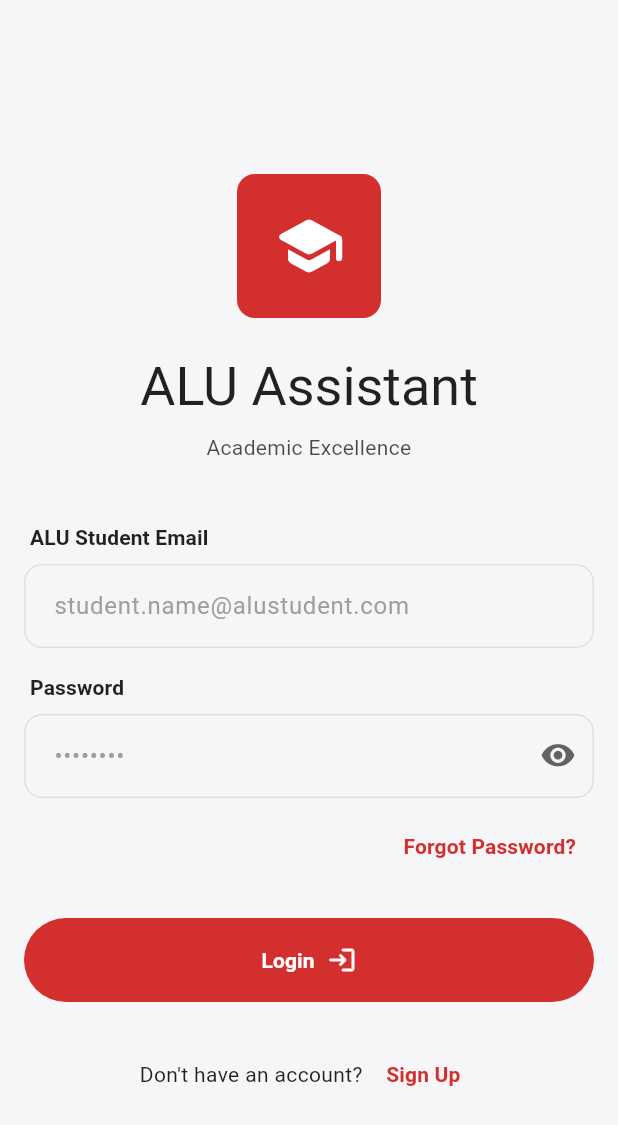
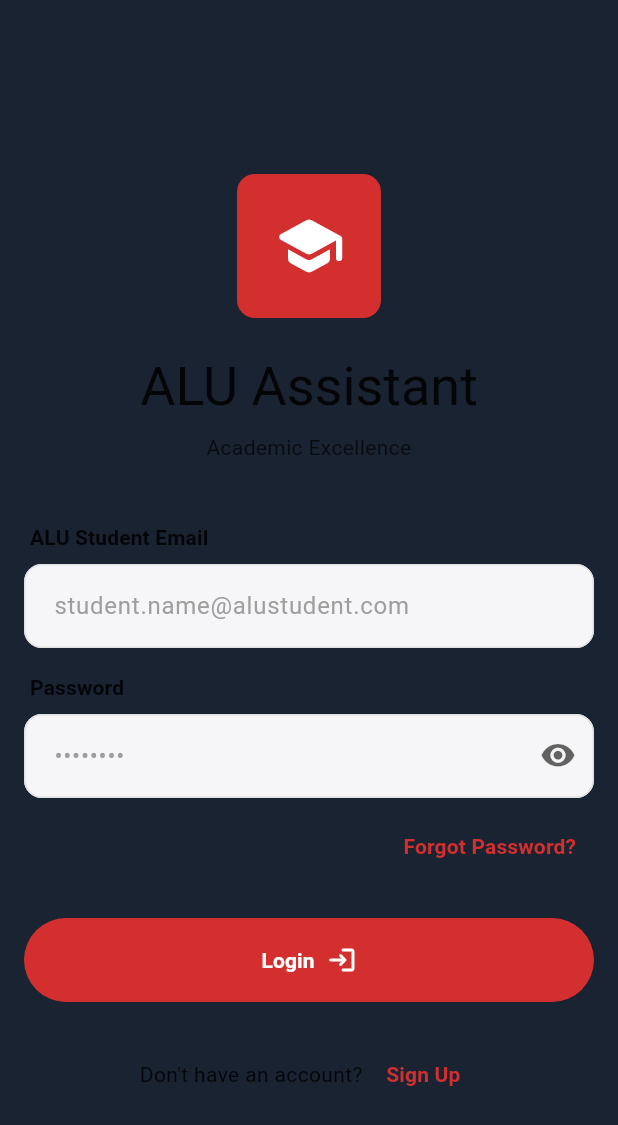
Before and after one commit to hycienti/personal-attendance-management-app, a Flutter app: the LoginPage screen opened by its route, on a phone screen of 412 x 824 dp. Shown: the top 1125 px of the screen. Run offline on Flutter 3.47's test engine with Material 3 defaults, Android fonts, the phone set to English and light mode, and no system bars; our stand-ins replace equatable, go_router, logger, sqflite; accounts and stored records are empty.

Commit message:
styles: align login, create-account theme to design

```diff
--- a/lib/core/theme/app_colors.dart
+++ b/lib/core/theme/app_colors.dart
@@ -12,7 +12,7 @@ abstract final class AppColors {
   // Navy / Background
   static const Color aluNavy = Color(0xFF1A2332);
   static const Color backgroundLight = Color(0xFFF6F6F8);
-  static const Color backgroundDark = Color(0xff0f172a);
+  static const Color backgroundDark = Color(0xff0d1117);
   static const Color surfaceDark = Color(0xFF162033);
   static const Color cardDark = Color(0xFF1E293B);
 
--- a/lib/features/auth/presentation/pages/create_account_page.dart
+++ b/lib/features/auth/presentation/pages/create_account_page.dart
@@ -54,9 +54,9 @@ class _CreateAccountPageState extends State<CreateAccountPage> {
     return ChangeNotifierProvider(
       create: (_) => CreateAccountViewModel(),
       child: Scaffold(
-        backgroundColor: AppColors.backgroundDark,
+        backgroundColor: AppColors.aluNavy,
         appBar: AppBar(
-          backgroundColor: AppColors.backgroundDark,
+          backgroundColor: AppColors.aluNavy,
           leading: IconButton(
             icon: const Icon(Icons.arrow_back_ios_rounded),
             onPressed: () => context.pop(),
--- a/lib/features/auth/presentation/pages/login_page.dart
+++ b/lib/features/auth/presentation/pages/login_page.dart
@@ -47,6 +47,7 @@ class _LoginPageState extends State<LoginPage> {
     return ChangeNotifierProvider(
       create: (_) => LoginViewModel(),
       child: Scaffold(
+        backgroundColor: AppColors.aluNavy,
         body: SafeArea(
           child: ResponsiveContainer(
             child: SingleChildScrollView(
```
